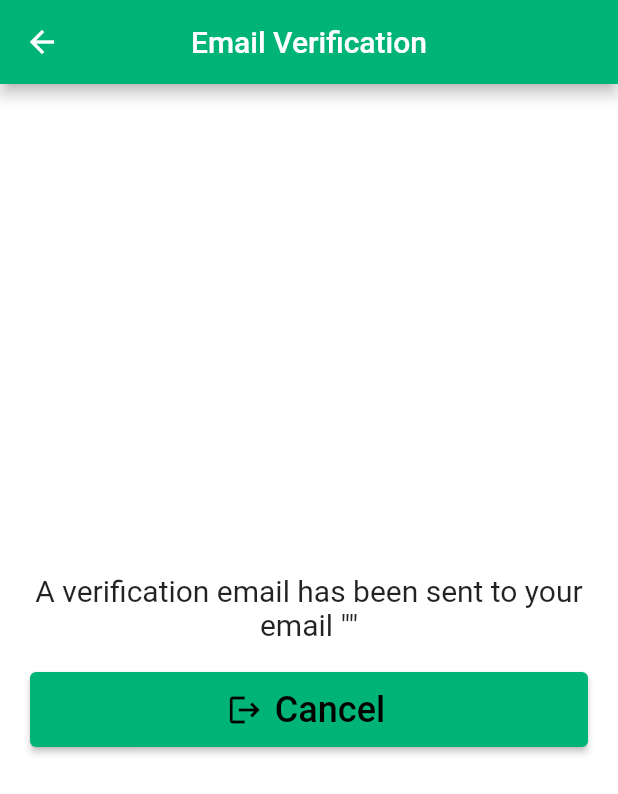
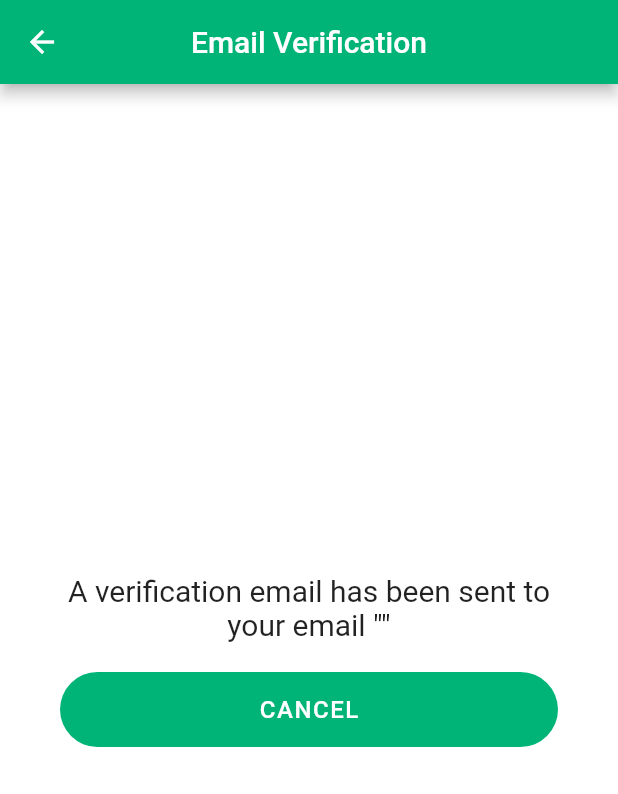
Before and after one commit to nikolay-potehin/firebase_login_app, a Flutter app: the EmailVerificationView screen opened directly, on a phone screen of 412 x 824 dp. Shown: the top 794 px of the screen. Run offline on Flutter 3.47's test engine with Material 2 defaults, Android fonts, the phone set to English and light mode, and no system bars; our stand-ins replace firebase_auth, firebase_core; accounts and stored records are empty.

Commit message:
Additional UI changes

```diff
--- a/lib/constants.dart
+++ b/lib/constants.dart
@@ -29,6 +29,12 @@ final myTextButtonTheme = TextButtonThemeData(
   textStyle: const TextStyle(fontWeight: FontWeight.w500),
 ));
 
+final myElevatedButtonTheme = ElevatedButtonThemeData(
+    style: ElevatedButton.styleFrom(
+  foregroundColor: Colors.white,
+  textStyle: const TextStyle(fontWeight: FontWeight.w500),
+));
+
 const myAppBarTheme = AppBarTheme(
   foregroundColor: Colors.white,
   centerTitle: true,
@@ -37,8 +43,9 @@ const myAppBarTheme = AppBarTheme(
 ThemeData myThemeData() => ThemeData(
       primarySwatch: myPrimarySwatch,
       scaffoldBackgroundColor: Colors.white,
+      appBarTheme: myAppBarTheme,
       inputDecorationTheme: myInputDecorationTheme,
       filledButtonTheme: myFilledButtonTheme,
+      elevatedButtonTheme: myElevatedButtonTheme,
       textButtonTheme: myTextButtonTheme,
-      appBarTheme: myAppBarTheme,
     );
--- a/lib/pages/auth/email_verification/email_verification_view.dart
+++ b/lib/pages/auth/email_verification/email_verification_view.dart
@@ -18,13 +18,9 @@ class _EmailVerificationViewState extends State<EmailVerificationView> {
   @override
   Widget build(BuildContext context) {
     return Scaffold(
-      appBar: AppBar(
-        title: const Text('Email Verification'),
-        centerTitle: true,
-      ),
-      body: Center(
-        child: Padding(
-          padding: const EdgeInsets.all(20),
+      appBar: AppBar(title: const Text('Email Verification')),
+      body: Padding(
+        padding: const EdgeInsets.all(40),
         child: Column(
           mainAxisAlignment: MainAxisAlignment.center,
           children: [
@@ -35,25 +31,17 @@ class _EmailVerificationViewState extends State<EmailVerificationView> {
               textAlign: TextAlign.center,
             ),
             const SizedBox(height: 20),
-              ElevatedButton.icon(
-                onPressed: onLogoutPressed,
-                icon: const Icon(Icons.logout),
-                label: const Text(
-                  'Cancel',
-                  style: TextStyle(fontSize: 24),
-                ),
-                style: ElevatedButton.styleFrom(
-                  minimumSize: const Size.fromHeight(50),
-                ),
+            FilledButton(
+              onPressed: logout,
+              child: const Text('CANCEL'),
             ),
           ],
-          ),
         ),
       ),
     );
   }
 
-  Future onLogoutPressed() async {
+  Future logout() async {
     showDialog(
       context: context,
       builder: (context) {
@@ -63,9 +51,7 @@ class _EmailVerificationViewState extends State<EmailVerificationView> {
               'You sure you want to cancel email verification & log out?'),
           actions: [
             ElevatedButton(
-              onPressed: () {
-                Navigator.pop(context);
-              },
+              onPressed: () => Navigator.pop(context),
               child: const Text('No'),
             ),
             TextButton(
--- a/lib/pages/welcome/welcome_page.dart
+++ b/lib/pages/welcome/welcome_page.dart
@@ -12,11 +12,10 @@ class WelcomePage extends StatelessWidget {
   Widget build(BuildContext context) {
     return Scaffold(
       appBar: AppBar(
-        centerTitle: true,
         title: const Text('Login App'),
         actions: [
           IconButton(
-            onPressed: () => _onLogoutPressed(context),
+            onPressed: () => logout(context),
             icon: const Icon(Icons.logout),
           ),
         ],
@@ -27,7 +26,7 @@ class WelcomePage extends StatelessWidget {
   }
 }
 
-void _onLogoutPressed(BuildContext context) {
+void logout(BuildContext context) {
   showDialog(
     context: context,
     builder: (context) {
```
Also changed, not shown: lib/pages/welcome/welcome_view.dart (+10 -4 lines). Lines whose indentation alone changed are shown as unchanged.
